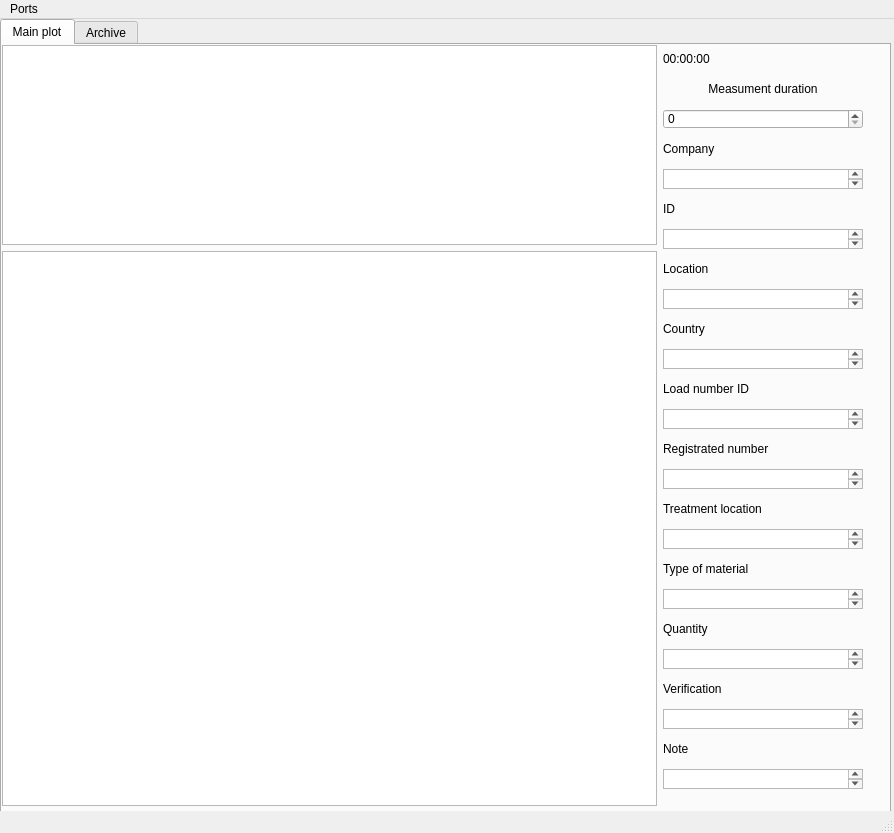
This is serial_port.ui in dnovichkov/serial_port_reading as Qt 5 draws it before an edit. The edited form follows.
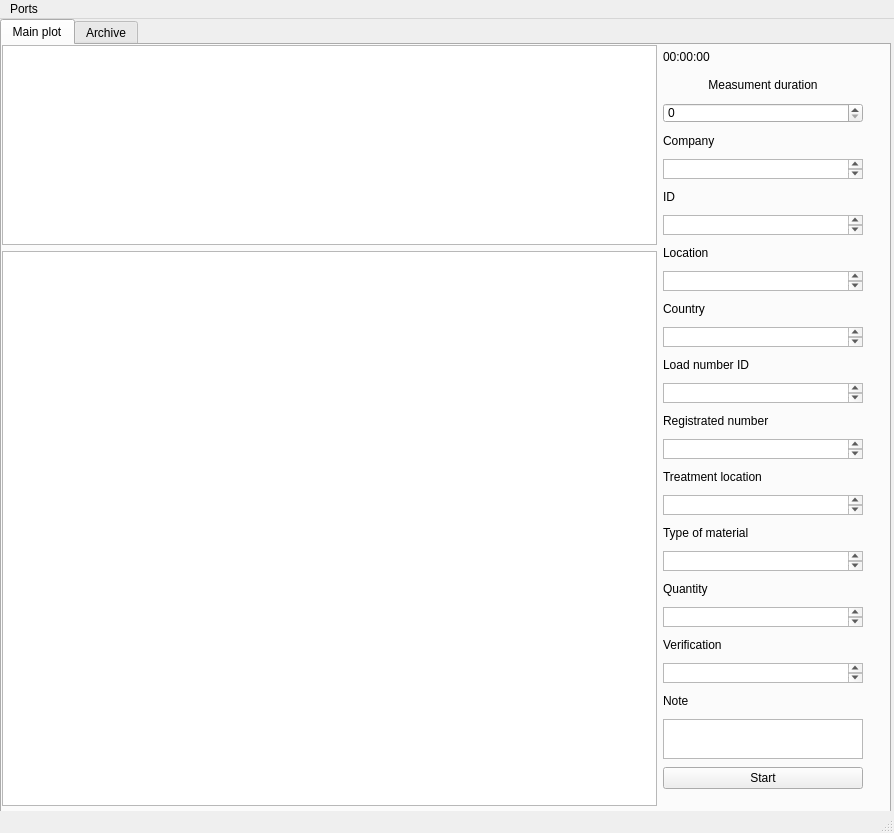
This is the edited form.

Commit message: Adding Start button

```diff
--- a/serial_port.ui
+++ b/serial_port.ui
@@ -349,11 +349,18 @@
            <property name="maximumSize">
             <size>
              <width>200</width>
-             <height>20</height>
+             <height>40</height>
             </size>
            </property>
           </widget>
          </item>
+         <item>
+          <widget class="QPushButton" name="record_button">
+           <property name="text">
+            <string>Start</string>
+           </property>
+          </widget>
+         </item>
         </layout>
        </item>
       </layout>
```
The commit also changes 2 other files.
